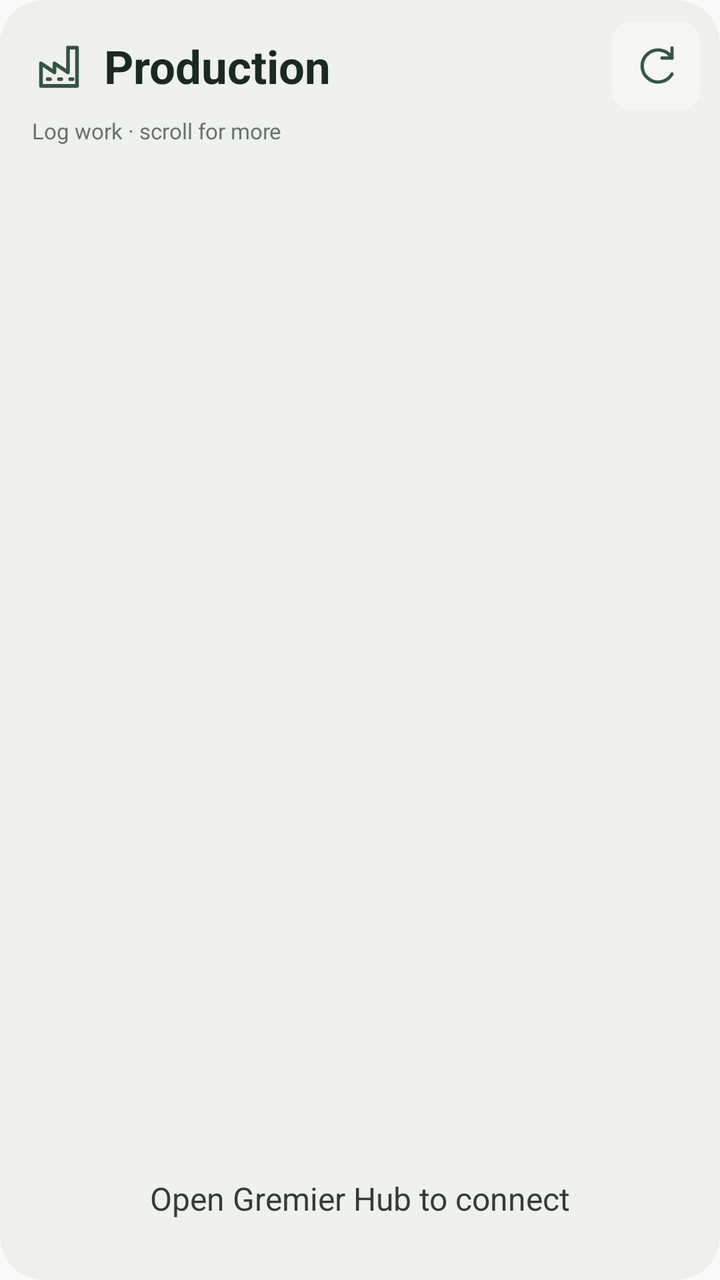
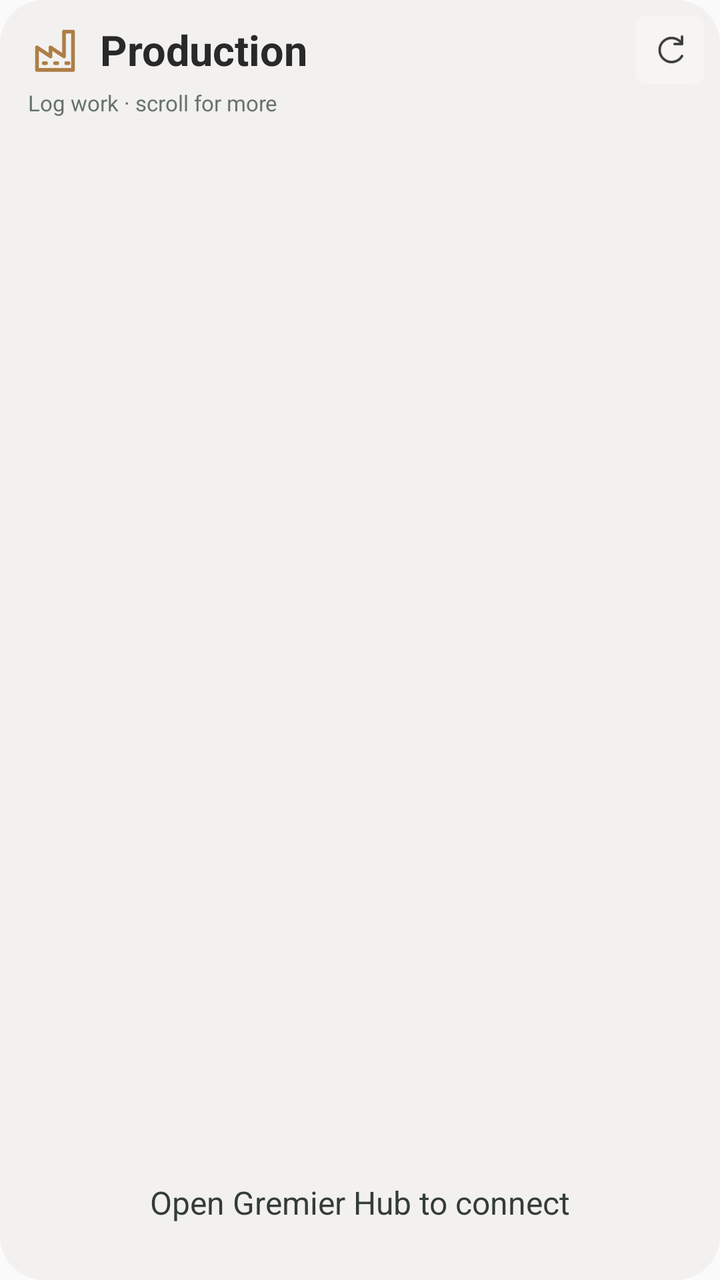

The first picture is an Android layout as it rendered before a commit; the second is the same layout after the commit. The layout source and the unified diff follow.
<!-- AndroidManifest.xml: application theme android:Theme.Material.Light.NoActionBar -->
<!-- res/layout/widget.xml -->
<?xml version="1.0" encoding="utf-8"?>
<LinearLayout xmlns:android="http://schemas.android.com/apk/res/android" android:layout_width="match_parent" android:layout_height="match_parent" android:orientation="vertical" android:gravity="top" android:background="@drawable/widget_bg" android:padding="10dp">
 <LinearLayout android:layout_width="match_parent" android:layout_height="46dp" android:gravity="center_vertical" android:paddingLeft="6dp">
  <ImageView android:layout_width="27dp" android:layout_height="27dp" android:src="@drawable/ic_production" android:contentDescription="" android:layout_marginRight="9dp"/>
  <TextView android:id="@+id/widget_title" android:layout_width="0dp" android:layout_weight="1" android:layout_height="match_parent" android:gravity="center_vertical" android:text="Production" android:textSize="23sp" android:textStyle="bold" android:textColor="#1B2923"/>
  <ImageView android:id="@+id/widget_refresh" android:layout_width="44dp" android:layout_height="44dp" android:padding="10dp" android:src="@drawable/ic_refresh" android:background="@drawable/btn_bg" android:contentDescription="Refresh production widget"/>
 </LinearLayout>
 <TextView android:id="@+id/widget_status" android:layout_width="match_parent" android:layout_height="wrap_content" android:text="Log work · scroll for more" android:textSize="11sp" android:textColor="#66736A" android:paddingLeft="6dp" android:paddingTop="2dp" android:paddingBottom="10dp"/>
 <ListView android:id="@+id/widget_list" android:layout_width="match_parent" android:layout_height="0dp" android:layout_weight="1" android:stackFromBottom="false" android:divider="@android:color/transparent" android:dividerHeight="10dp" android:scrollbars="vertical" android:clipToPadding="false" android:paddingBottom="4dp"/>
 <TextView android:id="@+id/widget_empty" android:layout_width="match_parent" android:layout_height="wrap_content" android:text="Open Gremier Hub to connect" android:textSize="16sp" android:gravity="center" android:padding="20dp" android:textColor="#343C37"/>
</LinearLayout>
<!-- resources referenced by this layout -->
<resources>
  <!-- drawable btn_bg (drawable) -->
  <shape xmlns:android="http://schemas.android.com/apk/res/android" android:shape="rectangle"><solid android:color="#F5F7F2"/><corners android:radius="9dp"/></shape>
  <!-- drawable ic_production (drawable) -->
  <vector xmlns:android="http://schemas.android.com/apk/res/android" android:width="24dp" android:height="24dp" android:viewportWidth="24" android:viewportHeight="24"><path android:pathData="M4,21 L4,11 L10,15 L10,11 L16,15 L16,4 L20,4 L20,21 Z" android:fillColor="@android:color/transparent" android:strokeColor="#365342" android:strokeWidth="1.65" android:strokeLineCap="round" android:strokeLineJoin="round"/><path android:pathData="M7,18 L8,18 M12,18 L13,18 M17,18 L18,18" android:fillColor="@android:color/transparent" android:strokeColor="#365342" android:strokeWidth="1.65" android:strokeLineCap="round" android:strokeLineJoin="round"/></vector>
  <!-- drawable ic_refresh (drawable) -->
  <vector xmlns:android="http://schemas.android.com/apk/res/android" android:width="24dp" android:height="24dp" android:viewportWidth="24" android:viewportHeight="24"><path android:pathData="M20,8 A8,8 0,1 0,20 16" android:fillColor="@android:color/transparent" android:strokeColor="#365342" android:strokeWidth="1.65" android:strokeLineCap="round" android:strokeLineJoin="round"/><path android:pathData="M20,3 L20,8 L15,8" android:fillColor="@android:color/transparent" android:strokeColor="#365342" android:strokeWidth="1.65" android:strokeLineCap="round" android:strokeLineJoin="round"/></vector>
  <!-- drawable widget_bg (drawable) -->
  <shape xmlns:android="http://schemas.android.com/apk/res/android" android:shape="rectangle"><solid android:color="#EEF1EC"/><corners android:radius="22dp"/></shape>
</resources>

<!-- the commit's change to res/layout/widget.xml (unified diff, before → after) -->
@@ -1,11 +1,11 @@
 <?xml version="1.0" encoding="utf-8"?>
-<LinearLayout xmlns:android="http://schemas.android.com/apk/res/android" android:layout_width="match_parent" android:layout_height="match_parent" android:orientation="vertical" android:gravity="top" android:background="@drawable/widget_bg" android:padding="10dp">
- <LinearLayout android:layout_width="match_parent" android:layout_height="46dp" android:gravity="center_vertical" android:paddingLeft="6dp">
+<LinearLayout xmlns:android="http://schemas.android.com/apk/res/android" android:layout_width="match_parent" android:layout_height="match_parent" android:orientation="vertical" android:gravity="top" android:background="@drawable/widget_bg" android:padding="8dp">
+ <LinearLayout android:layout_width="match_parent" android:layout_height="34dp" android:gravity="center_vertical" android:paddingLeft="6dp">
   <ImageView android:layout_width="27dp" android:layout_height="27dp" android:src="@drawable/ic_production" android:contentDescription="" android:layout_marginRight="9dp"/>
-  <TextView android:id="@+id/widget_title" android:layout_width="0dp" android:layout_weight="1" android:layout_height="match_parent" android:gravity="center_vertical" android:text="Production" android:textSize="23sp" android:textStyle="bold" android:textColor="#1B2923"/>
-  <ImageView android:id="@+id/widget_refresh" android:layout_width="44dp" android:layout_height="44dp" android:padding="10dp" android:src="@drawable/ic_refresh" android:background="@drawable/btn_bg" android:contentDescription="Refresh production widget"/>
+  <TextView android:id="@+id/widget_title" android:layout_width="0dp" android:layout_weight="1" android:layout_height="match_parent" android:gravity="center_vertical" android:text="Production" android:textSize="21sp" android:textStyle="bold" android:textColor="#292929"/>
+  <ImageView android:id="@+id/widget_refresh" android:layout_width="34dp" android:layout_height="34dp" android:padding="8dp" android:src="@drawable/ic_refresh" android:background="@drawable/btn_bg" android:contentDescription="Refresh production widget"/>
  </LinearLayout>
  <TextView android:id="@+id/widget_status" android:layout_width="match_parent" android:layout_height="wrap_content" android:text="Log work · scroll for more" android:textSize="11sp" android:textColor="#66736A" android:paddingLeft="6dp" android:paddingTop="2dp" android:paddingBottom="10dp"/>
- <ListView android:id="@+id/widget_list" android:layout_width="match_parent" android:layout_height="0dp" android:layout_weight="1" android:stackFromBottom="false" android:divider="@android:color/transparent" android:dividerHeight="10dp" android:scrollbars="vertical" android:clipToPadding="false" android:paddingBottom="4dp"/>
+ <ListView android:id="@+id/widget_list" android:layout_width="match_parent" android:layout_height="0dp" android:layout_weight="1" android:stackFromBottom="false" android:divider="@android:color/transparent" android:dividerHeight="6dp" android:scrollbars="vertical" android:clipToPadding="false" android:paddingBottom="4dp"/>
  <TextView android:id="@+id/widget_empty" android:layout_width="match_parent" android:layout_height="wrap_content" android:text="Open Gremier Hub to connect" android:textSize="16sp" android:gravity="center" android:padding="20dp" android:textColor="#343C37"/>
 </LinearLayout>
<!-- resource entries referenced after the edit -->
@@ -1,12 +1,12 @@
 <!-- resources referenced by this layout -->
 <resources>
   <!-- drawable btn_bg (drawable) -->
-  <shape xmlns:android="http://schemas.android.com/apk/res/android" android:shape="rectangle"><solid android:color="#F5F7F2"/><corners android:radius="9dp"/></shape>
+  <shape xmlns:android="http://schemas.android.com/apk/res/android" android:shape="rectangle"><solid android:color="#F7F5F2"/><corners android:radius="5dp"/></shape>
   <!-- drawable ic_production (drawable) -->
-  <vector xmlns:android="http://schemas.android.com/apk/res/android" android:width="24dp" android:height="24dp" android:viewportWidth="24" android:viewportHeight="24"><path android:pathData="M4,21 L4,11 L10,15 L10,11 L16,15 L16,4 L20,4 L20,21 Z" android:fillColor="@android:color/transparent" android:strokeColor="#365342" android:strokeWidth="1.65" android:strokeLineCap="round" android:strokeLineJoin="round"/><path android:pathData="M7,18 L8,18 M12,18 L13,18 M17,18 L18,18" android:fillColor="@android:color/transparent" android:strokeColor="#365342" android:strokeWidth="1.65" android:strokeLineCap="round" android:strokeLineJoin="round"/></vector>
+  <vector xmlns:android="http://schemas.android.com/apk/res/android" android:width="24dp" android:height="24dp" android:viewportWidth="24" android:viewportHeight="24"><path android:pathData="M4,21 L4,11 L10,15 L10,11 L16,15 L16,4 L20,4 L20,21 Z" android:fillColor="@android:color/transparent" android:strokeColor="#AE7E46" android:strokeWidth="1.65" android:strokeLineCap="round" android:strokeLineJoin="round"/><path android:pathData="M7,18 L8,18 M12,18 L13,18 M17,18 L18,18" android:fillColor="@android:color/transparent" android:strokeColor="#AE7E46" android:strokeWidth="1.65" android:strokeLineCap="round" android:strokeLineJoin="round"/></vector>
   <!-- drawable ic_refresh (drawable) -->
-  <vector xmlns:android="http://schemas.android.com/apk/res/android" android:width="24dp" android:height="24dp" android:viewportWidth="24" android:viewportHeight="24"><path android:pathData="M20,8 A8,8 0,1 0,20 16" android:fillColor="@android:color/transparent" android:strokeColor="#365342" android:strokeWidth="1.65" android:strokeLineCap="round" android:strokeLineJoin="round"/><path android:pathData="M20,3 L20,8 L15,8" android:fillColor="@android:color/transparent" android:strokeColor="#365342" android:strokeWidth="1.65" android:strokeLineCap="round" android:strokeLineJoin="round"/></vector>
+  <vector xmlns:android="http://schemas.android.com/apk/res/android" android:width="24dp" android:height="24dp" android:viewportWidth="24" android:viewportHeight="24"><path android:pathData="M20,8 A8,8 0,1 0,20 16" android:fillColor="@android:color/transparent" android:strokeColor="#3B3B3B" android:strokeWidth="1.65" android:strokeLineCap="round" android:strokeLineJoin="round"/><path android:pathData="M20,3 L20,8 L15,8" android:fillColor="@android:color/transparent" android:strokeColor="#3B3B3B" android:strokeWidth="1.65" android:strokeLineCap="round" android:strokeLineJoin="round"/></vector>
   <!-- drawable widget_bg (drawable) -->
-  <shape xmlns:android="http://schemas.android.com/apk/res/android" android:shape="rectangle"><solid android:color="#EEF1EC"/><corners android:radius="22dp"/></shape>
+  <shape xmlns:android="http://schemas.android.com/apk/res/android" android:shape="rectangle"><solid android:color="#F2F1EF"/><corners android:radius="22dp"/></shape>
 </resources>
 
